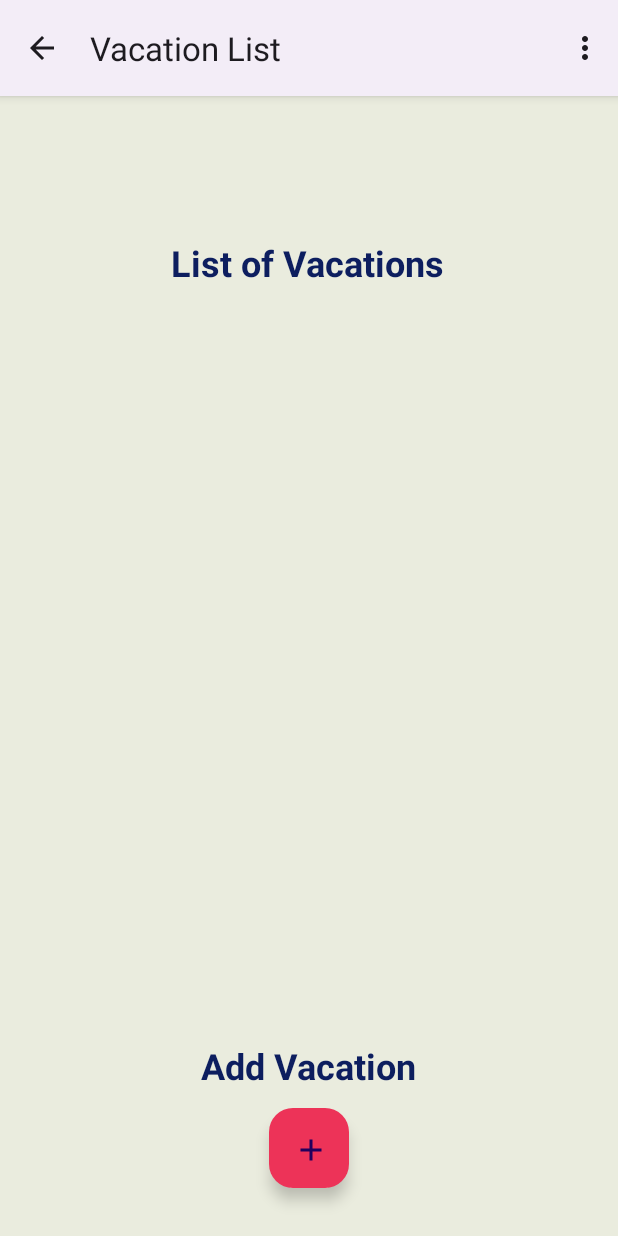
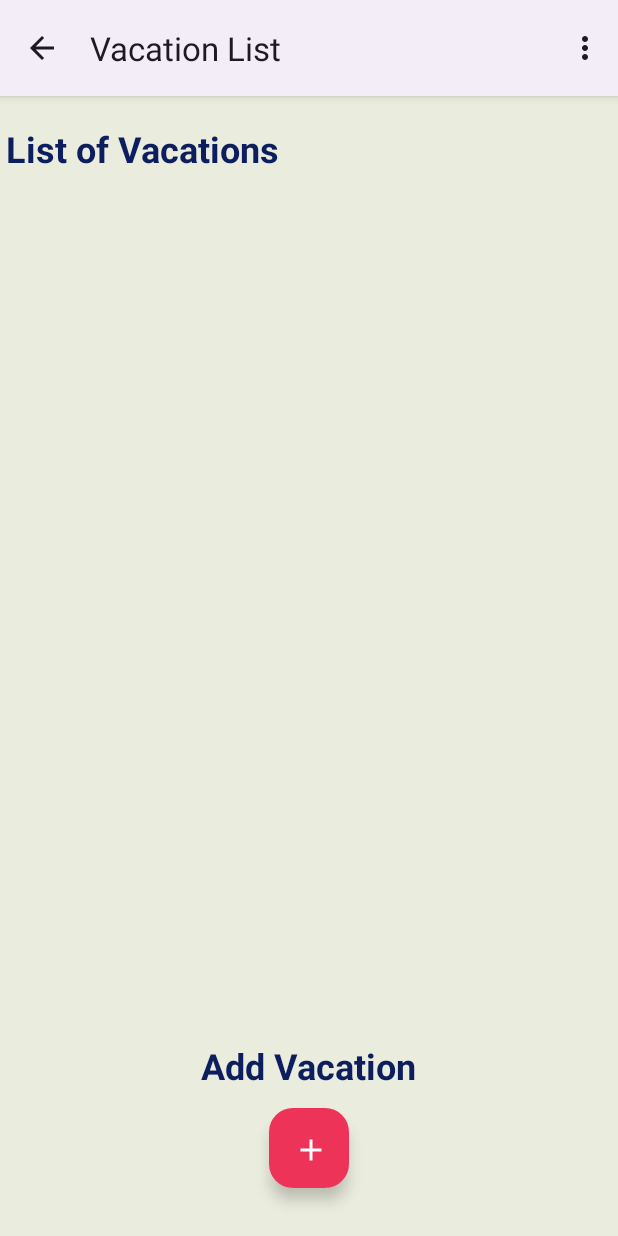
Before and after one commit to deannamh/VacationPlanner, an Android app: the VacationList screen opened directly, with no data from a screen before it, on a phone screen of 412 x 824 dp. Run offline under Robolectric (Android 15) with nearby library versions, the phone set to English and light mode, and no system bars.

Commit message:
Edit formatting of activity_vacation_list.xml

```diff
--- a/app/build.gradle
+++ b/app/build.gradle
@@ -14,6 +14,7 @@ android {
         versionName "1.0"
 
         testInstrumentationRunner "androidx.test.runner.AndroidJUnitRunner"
+        vectorDrawables.useSupportLibrary = true
     }
 
     buildTypes {
--- a/app/src/main/res/drawable/baseline_add_24.xml
+++ b/app/src/main/res/drawable/baseline_add_24.xml
@@ -1,5 +1,5 @@
-<vector xmlns:android="http://schemas.android.com/apk/res/android" android:height="24dp" android:tint="#000000" android:viewportHeight="24" android:viewportWidth="24" android:width="24dp">
+<vector xmlns:android="http://schemas.android.com/apk/res/android" android:height="24dp" android:tint="#FFFCFC" android:viewportHeight="24" android:viewportWidth="24" android:width="24dp">
 
-    <path android:fillColor="@android:color/white" android:pathData="M19,13h-6v6h-2v-6H5v-2h6V5h2v6h6v2z"/>
+    <path android:fillColor="#FFFFFF" android:pathData="M19,13h-6v6h-2v-6H5v-2h6V5h2v6h6v2z"/>
 
 </vector>
--- a/app/src/main/res/layout/activity_vacation_list.xml
+++ b/app/src/main/res/layout/activity_vacation_list.xml
@@ -10,16 +10,18 @@
 
     <com.google.android.material.floatingactionbutton.FloatingActionButton
         android:id="@+id/floatingActionButton"
-        android:contentDescription="Add vacation button"
         android:layout_width="53dp"
         android:layout_height="56dp"
         android:layout_marginBottom="32dp"
         android:clickable="true"
+        android:contentDescription="Add vacation button"
         app:backgroundTint="#ED3358"
         app:layout_constraintBottom_toBottomOf="parent"
         app:layout_constraintEnd_toEndOf="parent"
+        app:layout_constraintHorizontal_bias="0.5"
         app:layout_constraintStart_toStartOf="parent"
-        app:srcCompat="@drawable/baseline_add_24" />
+        app:srcCompat="@drawable/baseline_add_24"
+        app:tint="#FFFFFF" />
 
     <TextView
         android:id="@+id/textView2"
@@ -32,21 +34,20 @@
         android:textStyle="bold"
         app:layout_constraintBottom_toTopOf="@+id/floatingActionButton"
         app:layout_constraintEnd_toEndOf="parent"
-        app:layout_constraintStart_toStartOf="parent" />
+        app:layout_constraintStart_toStartOf="parent"
+        app:layout_constraintHorizontal_bias="0.5" />
 
     <TextView
         android:id="@+id/textView3"
         android:layout_width="wrap_content"
         android:layout_height="wrap_content"
-        android:layout_marginTop="88dp"
-        android:layout_marginBottom="1dp"
+        android:layout_marginStart="4dp"
+        android:layout_marginTop="10dp"
         android:text="List of Vacations"
         android:textColor="#0D1E5F"
         android:textSize="24sp"
         android:textStyle="bold"
         app:layout_constraintBottom_toTopOf="@+id/recyclerView"
-        app:layout_constraintEnd_toEndOf="parent"
-        app:layout_constraintHorizontal_bias="0.498"
         app:layout_constraintStart_toStartOf="parent"
         app:layout_constraintTop_toTopOf="parent"
         app:layout_constraintVertical_bias="0.0" />
@@ -55,8 +56,8 @@
         android:id="@+id/recyclerView"
         android:layout_width="409dp"
         android:layout_height="473dp"
-        android:layout_marginTop="1dp"
-        android:layout_marginBottom="13dp"
+        android:layout_marginTop="23dp"
+        android:layout_marginBottom="64dp"
         app:layout_constraintBottom_toTopOf="@+id/textView2"
         app:layout_constraintEnd_toEndOf="parent"
         app:layout_constraintStart_toStartOf="parent"
```
